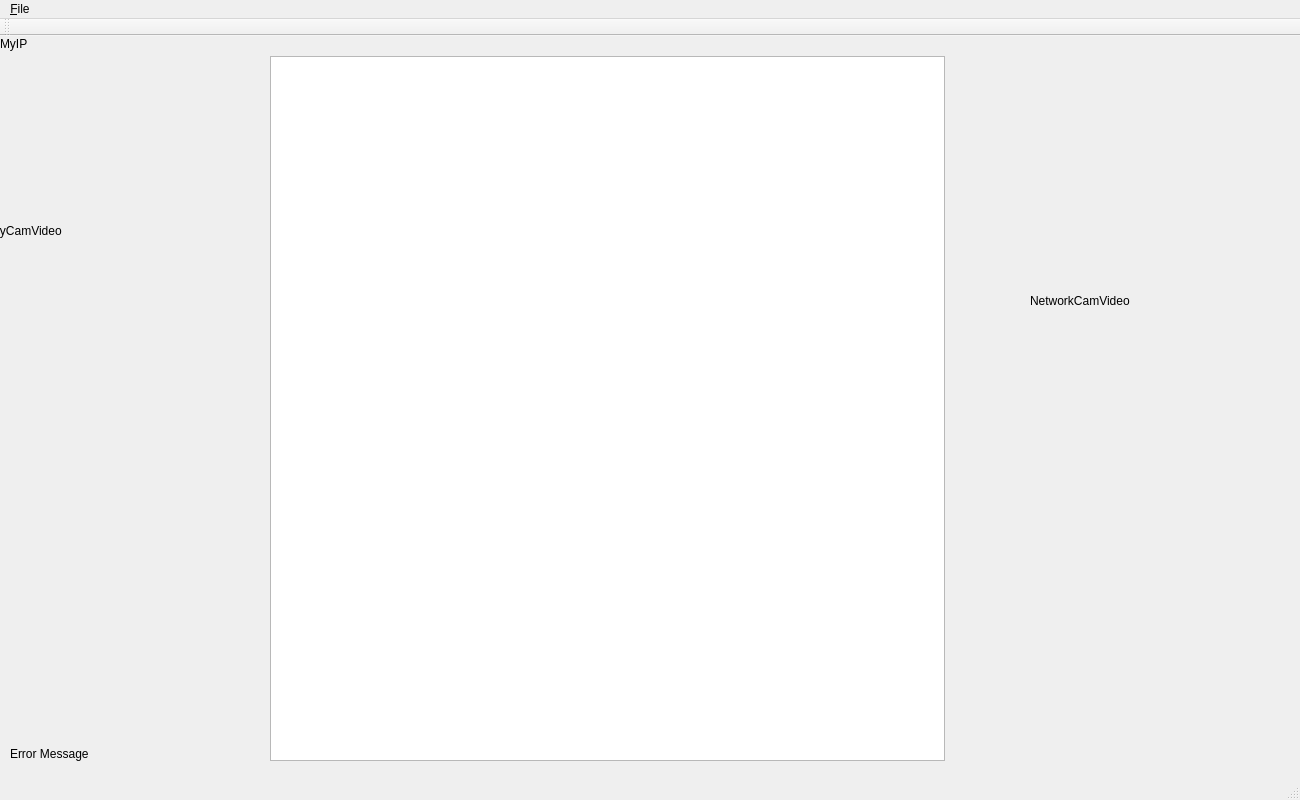
This is HungarianRoadRage/mainwindow.ui in tkertesz/hrrqt as Qt 5 draws it before an edit. The edited form follows.
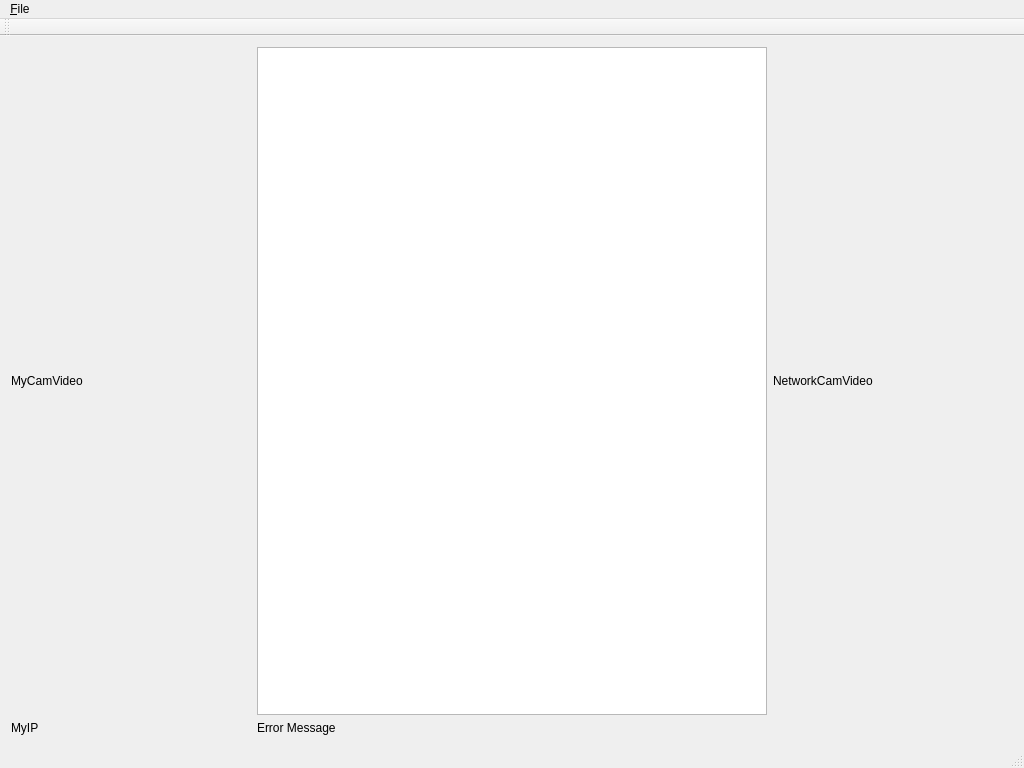
This is the edited form.

Commit message: Aprosagok javitasa es a GUI szetesese is.

Diff of the .ui file:
```diff
--- a/HungarianRoadRage/mainwindow.ui
+++ b/HungarianRoadRage/mainwindow.ui
@@ -9,23 +9,29 @@
    <rect>
     <x>0</x>
     <y>0</y>
-    <width>1300</width>
-    <height>800</height>
+    <width>1024</width>
+    <height>768</height>
    </rect>
   </property>
+  <property name="minimumSize">
+   <size>
+    <width>1024</width>
+    <height>768</height>
+   </size>
+  </property>
+  <property name="maximumSize">
+   <size>
+    <width>1024</width>
+    <height>768</height>
+   </size>
+  </property>
   <property name="windowTitle">
    <string>Hungarian Road Rage</string>
   </property>
   <widget class="QWidget" name="centralWidget">
+   <layout class="QGridLayout" name="gridLayout">
+    <item row="0" column="2">
    <widget class="QLabel" name="MyVideoLabel">
-    <property name="geometry">
-     <rect>
-      <x>-10</x>
-      <y>120</y>
-      <width>240</width>
-      <height>150</height>
-     </rect>
-    </property>
     <property name="minimumSize">
      <size>
       <width>240</width>
@@ -45,70 +51,47 @@
      <string>MyCamVideo</string>
     </property>
    </widget>
+    </item>
+    <item row="0" column="4">
+     <widget class="QLabel" name="NetworkCamVideo">
+      <property name="minimumSize">
+       <size>
+        <width>240</width>
+        <height>150</height>
+       </size>
+      </property>
+      <property name="maximumSize">
+       <size>
+        <width>240</width>
+        <height>150</height>
+       </size>
+      </property>
+      <property name="autoFillBackground">
+       <bool>true</bool>
+      </property>
+      <property name="text">
+       <string>NetworkCamVideo</string>
+      </property>
+     </widget>
+    </item>
+    <item row="0" column="3">
+     <widget class="QGraphicsView" name="graphicsView"/>
+    </item>
+    <item row="1" column="3">
    <widget class="QLabel" name="ErrorLabel">
-    <property name="geometry">
-     <rect>
-      <x>10</x>
-      <y>710</y>
-      <width>671</width>
-      <height>16</height>
-     </rect>
-    </property>
     <property name="text">
      <string>Error Message</string>
     </property>
    </widget>
+    </item>
+    <item row="1" column="2">
    <widget class="QLabel" name="MyIP">
-    <property name="geometry">
-     <rect>
-      <x>0</x>
-      <y>0</y>
-      <width>211</width>
-      <height>16</height>
-     </rect>
-    </property>
     <property name="text">
      <string>MyIP</string>
     </property>
    </widget>
-   <widget class="QLabel" name="NetworkCamVideo">
-    <property name="geometry">
-     <rect>
-      <x>1030</x>
-      <y>190</y>
-      <width>240</width>
-      <height>150</height>
-     </rect>
-    </property>
-    <property name="minimumSize">
-     <size>
-      <width>240</width>
-      <height>150</height>
-     </size>
-    </property>
-    <property name="maximumSize">
-     <size>
-      <width>240</width>
-      <height>150</height>
-     </size>
-    </property>
-    <property name="autoFillBackground">
-     <bool>true</bool>
-    </property>
-    <property name="text">
-     <string>NetworkCamVideo</string>
-    </property>
-   </widget>
-   <widget class="QGraphicsView" name="graphicsView">
-    <property name="geometry">
-     <rect>
-      <x>270</x>
-      <y>20</y>
-      <width>675</width>
-      <height>705</height>
-     </rect>
-    </property>
-   </widget>
+    </item>
+   </layout>
   </widget>
   <widget class="QToolBar" name="mainToolBar">
    <attribute name="toolBarArea">
@@ -124,8 +107,8 @@
     <rect>
      <x>0</x>
      <y>0</y>
-     <width>1300</width>
-     <height>26</height>
+     <width>1024</width>
+     <height>22</height>
     </rect>
    </property>
    <property name="nativeMenuBar">
```
Lines whose indentation alone changed are shown as unchanged. The commit also changes 5 other files.
